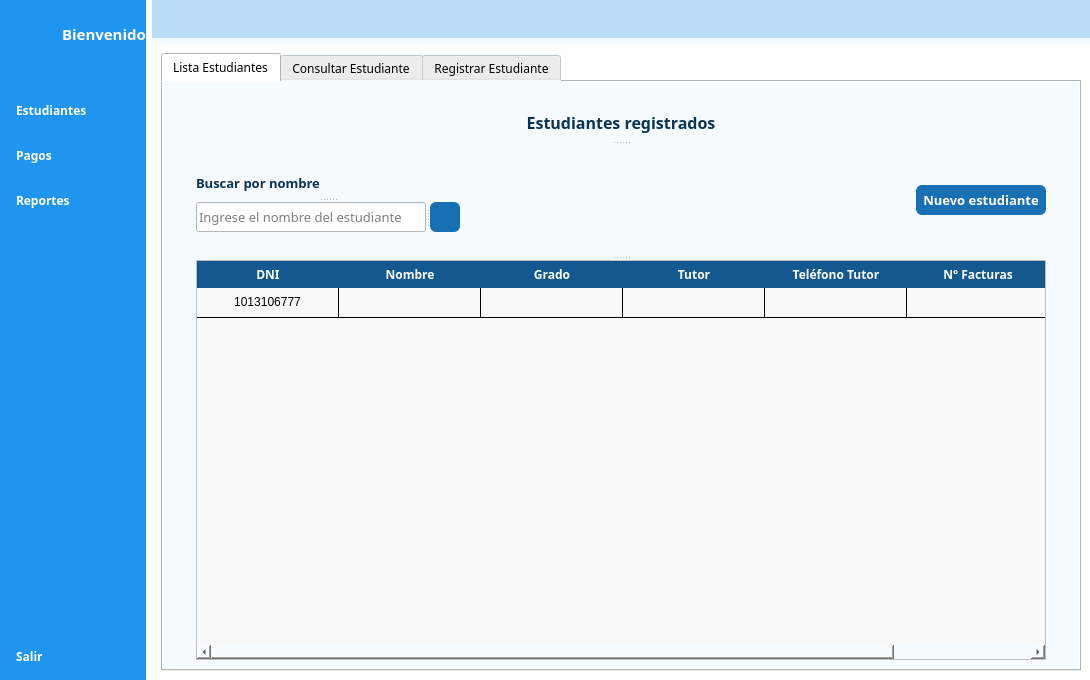
Old version of the form gui/interface.ui in the repository DeiviHerreraDiaz09/Student-Management-Project.
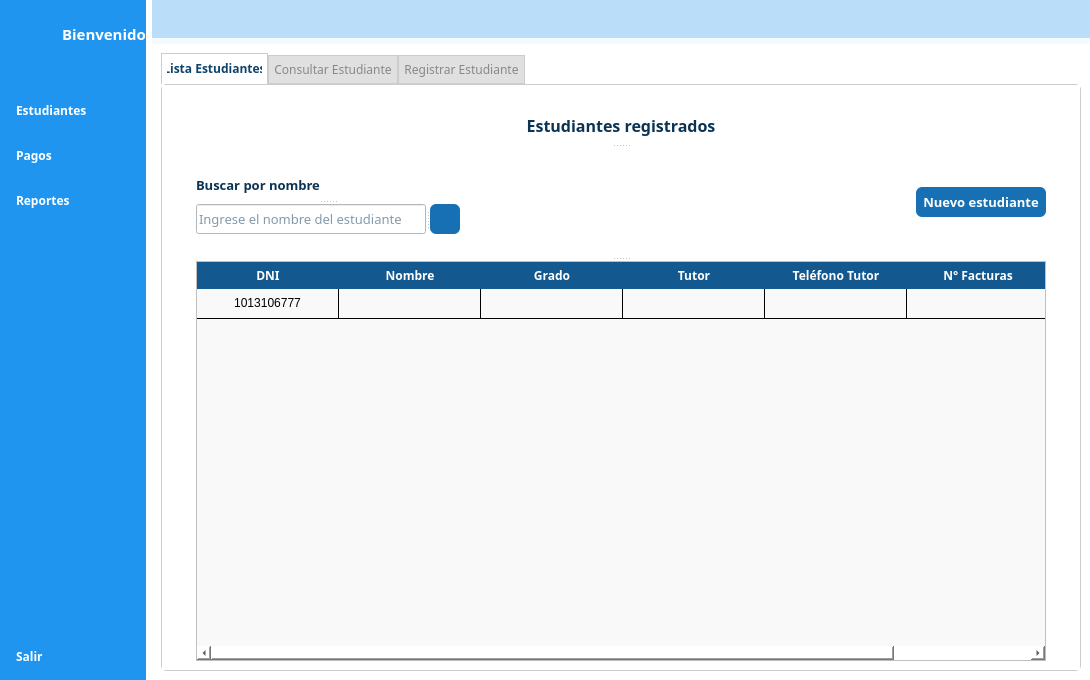
New version of the form. Icons and pictures are not drawn.

Commit message: REFACTOR: Change styles dashboard

```diff
--- a/gui/interface.ui
+++ b/gui/interface.ui
@@ -364,7 +364,42 @@
               </font>
              </property>
              <property name="styleSheet">
-              <string notr="true">background-color:#F5FBFF;
+              <string notr="true">
+
+QTabWidget::pane {
+    border: 1px solid #CCCCCC;
+	border-radius:5px;
+	background:#F5FBFF;
+}
+
+
+QTabBar::tab {
+    background: #E0E0E0;
+    border: 1px solid #CCCCCC;
+    padding: 5px;
+    font-family: Ehupemia;
+    font-size: 12px;
+    color: #000000;
+}
+
+QTabBar::tab:selected {
+    background: #FFFFFF;
+    border-bottom-color: #FFFFFF;
+    font-weight: bold;
+    color: #0e436c;
+}
+
+QTabBar::tab:!selected {
+    background: #E0E0E0;
+    margin-top: 2px;
+    color: #888888;
+}
+
+
+QTabBar::tab:hover {
+    background: #D0D0D0;
+    color:#0b3454;
+}
 
 
 
@@ -487,7 +522,8 @@
                          </font>
                         </property>
                         <property name="styleSheet">
-                         <string notr="true">background-color: rgb(255, 255, 255);</string>
+                         <string notr="true">background-color: rgb(255, 255, 255);
+color: rgb(11, 52, 84);</string>
                         </property>
                         <property name="placeholderText">
                          <string>Ingrese el nombre del estudiante</string>
```
Left out of the diff: 18 changed lines with no effect on the pictures. The commit also changes 1 other file.
